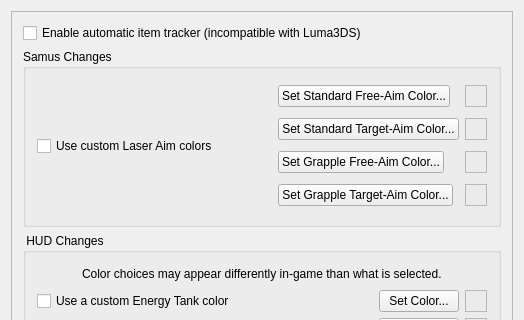
randovania/randovania, file randovania/games/samus_returns/gui/ui_files/msr_cosmetic_patches_dialog.ui: the form before one commit; both pictures show x 0 to 524 and y 0 to 320 of the 524 by 461 pixel window.
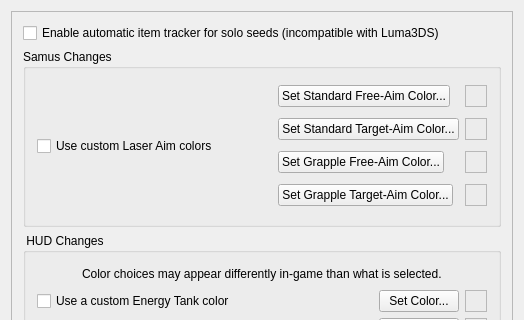
The form after the commit.

Commit message: Change cosmetic export to mention solo seeds

```diff
--- a/randovania/games/samus_returns/gui/ui_files/msr_cosmetic_patches_dialog.ui
+++ b/randovania/games/samus_returns/gui/ui_files/msr_cosmetic_patches_dialog.ui
@@ -53,7 +53,7 @@
        <item>
         <widget class="QCheckBox" name="enable_remote_lua">
          <property name="text">
-          <string>Enable automatic item tracker (incompatible with Luma3DS)</string>
+          <string>Enable automatic item tracker for solo seeds (incompatible with Luma3DS)</string>
          </property>
         </widget>
        </item>
```
